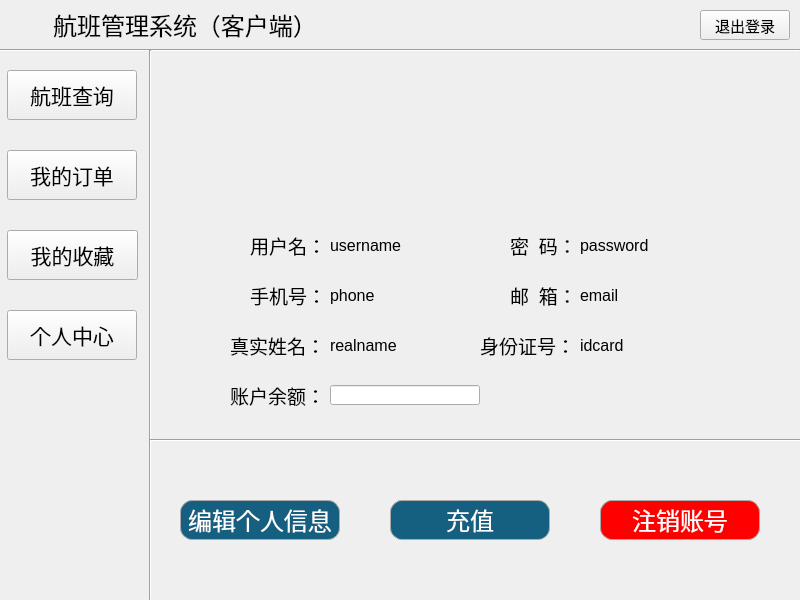
First picture: the form in UserMainWindow.ui, repository ImmortalWatcher/Flient_Management, before the edit.
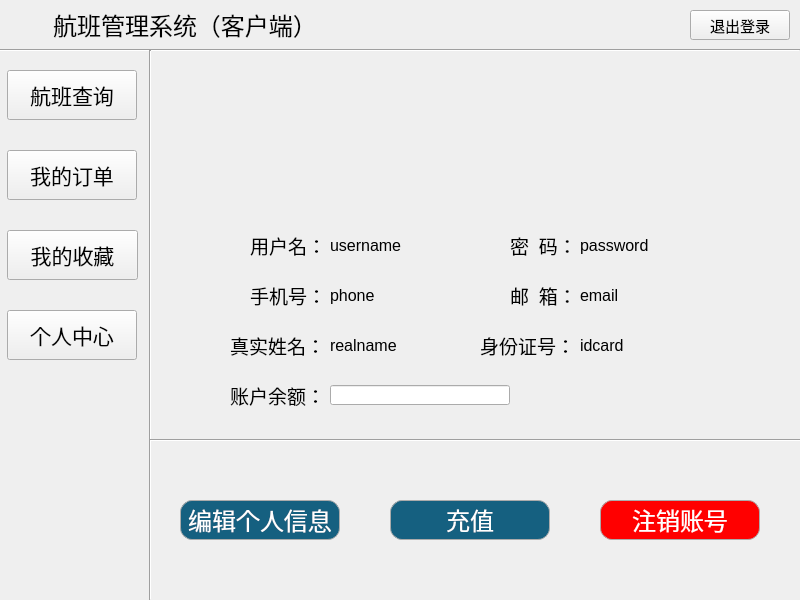
Second picture: the form after the edit. The open tabs and pages were chosen to show the change. Icons and pictures are not drawn.

Commit message: 微调：窗口居中显示

The edit to the form file:
```diff
--- a/UserMainWindow.ui
+++ b/UserMainWindow.ui
@@ -73,9 +73,9 @@
    <widget class="QPushButton" name="backBtn">
     <property name="geometry">
      <rect>
-      <x>700</x>
+      <x>690</x>
       <y>10</y>
-      <width>90</width>
+      <width>100</width>
       <height>30</height>
      </rect>
     </property>
@@ -2046,7 +2046,7 @@
        <rect>
         <x>430</x>
         <y>235</y>
-        <width>150</width>
+        <width>180</width>
         <height>20</height>
        </rect>
       </property>
@@ -2212,7 +2212,7 @@
        <rect>
         <x>430</x>
         <y>185</y>
-        <width>150</width>
+        <width>180</width>
         <height>20</height>
        </rect>
       </property>
@@ -2250,7 +2250,7 @@
        <rect>
         <x>430</x>
         <y>285</y>
-        <width>150</width>
+        <width>180</width>
         <height>20</height>
        </rect>
       </property>
@@ -2288,7 +2288,7 @@
        <rect>
         <x>180</x>
         <y>335</y>
-        <width>150</width>
+        <width>180</width>
         <height>20</height>
        </rect>
       </property>
```
Left out of the diff: 2 changed lines with no effect on the pictures. The commit also changes 7 other files.
